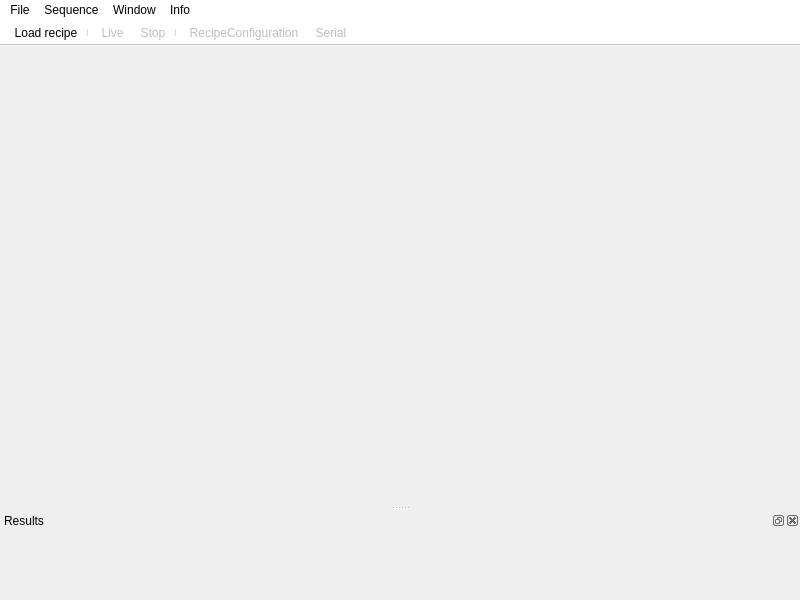
First picture: the form in mainwindow.ui, repository Minus-Monster/vToolsLauncher, before the edit.
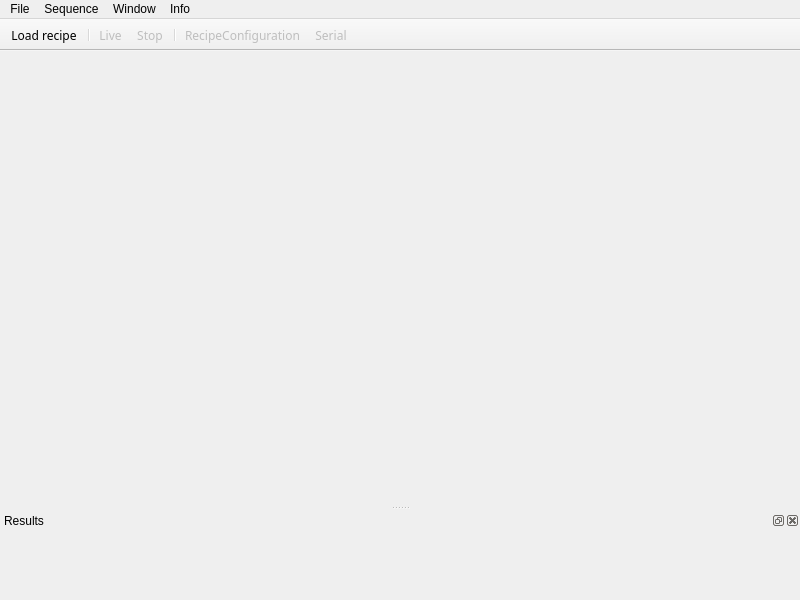
Second picture: the form after the edit. Icons and pictures are not drawn.

Commit message: Updated for the dark mode

Diff of the .ui file:
```diff
--- a/mainwindow.ui
+++ b/mainwindow.ui
@@ -79,12 +79,7 @@
     </rect>
    </property>
    <property name="styleSheet">
-    <string notr="true">QMenuBar{
-	background-color:white;
-}
-QMenuBar::item{
-	background-color:white;
-}</string>
+    <string notr="true"/>
    </property>
    <widget class="QMenu" name="menuWindow">
     <property name="title">
@@ -139,19 +134,7 @@
     <enum>Qt::LeftToRight</enum>
    </property>
    <property name="styleSheet">
-    <string notr="true">QToolBar{
-background-color: rgb(255, 255, 255);
-}
-QToolButton{
-margin-left:5px;
-
-}
-QToolBox::tab {
-
-}
-
-QToolBox::tab:selected{
-}</string>
+    <string notr="true"/>
    </property>
    <property name="movable">
     <bool>false</bool>
```
The commit also changes 2 other files.
